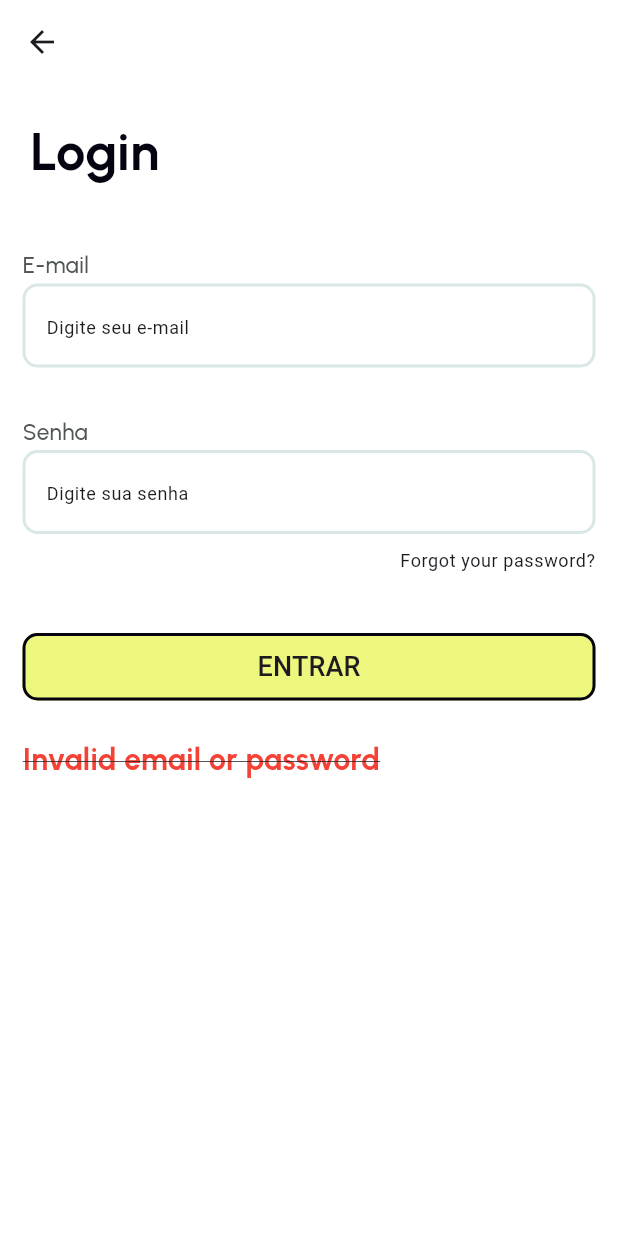
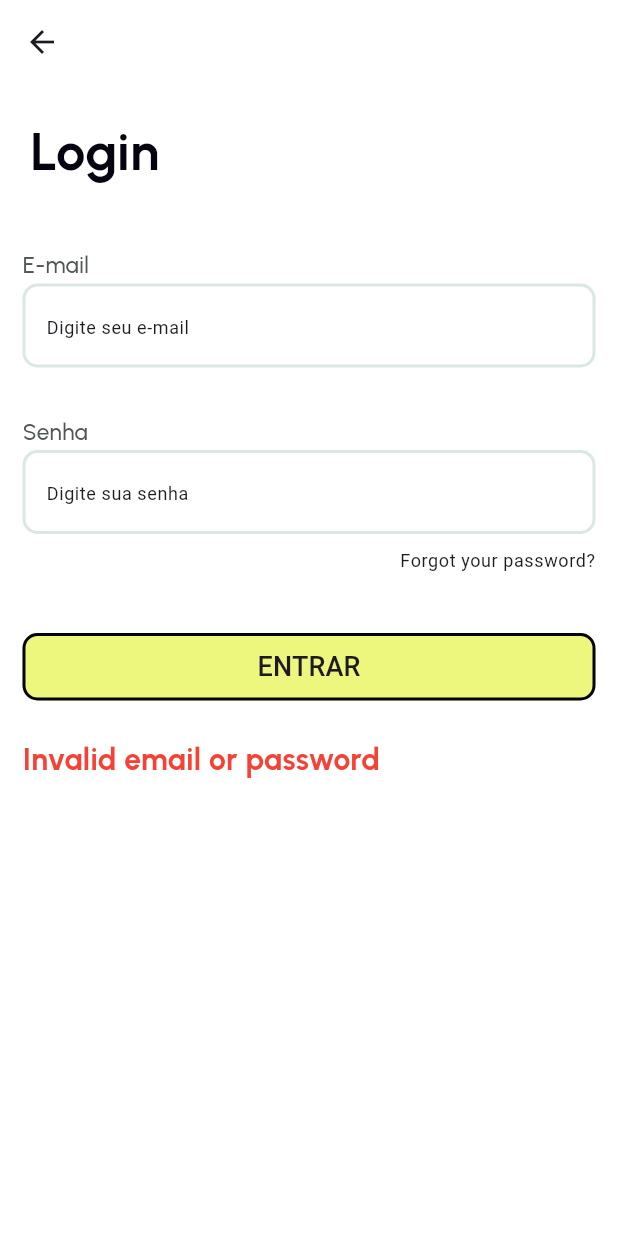
Before and after one commit to edumigueis/Navable, a Flutter app: the SignInView screen opened directly with empty values, after a tap on "ENTRAR", on a phone screen of 412 x 824 dp. Run offline on Flutter 3.47's test engine with Material 3 defaults, Android fonts, the phone set to English and light mode, and no system bars; our stand-ins replace flutter_map, flutter_secure_storage, geolocator, google_fonts, latlong2; accounts and stored records are empty; generated files the repository leaves out were written again; network calls fail.

Commit message:
minor fixes

```diff
--- a/navable/lib/src/pages/pick_accessibilities_view.dart
+++ b/navable/lib/src/pages/pick_accessibilities_view.dart
@@ -68,7 +68,7 @@ class PickAccessibilitiesView extends StatelessWidget {
                 onPressed: () {
                   controller.registerCategories();
                   if (controller.errorMessage == null) {
-                    Navigator.pushNamed(context, "/");
+                    Navigator.pushNamed(context, "/home");
                   }
                 },
               ),
--- a/navable/lib/src/pages/services/settings_service.dart
+++ b/navable/lib/src/pages/services/settings_service.dart
@@ -57,7 +57,7 @@ class SettingsService {
 
   Future<void> logout() async {
     await _storage.delete(key: AppConfig.userIdKey);
-  await _storage.delete(key: AppConfig.tokenKey);
+    await _storage.delete(key: AppConfig.tokenKey);
   }
 
   Future<void> deleteAccount() async {
--- a/navable/lib/src/pages/settings_view.dart
+++ b/navable/lib/src/pages/settings_view.dart
@@ -264,7 +264,6 @@ class SettingsView extends StatelessWidget {
                 controller.logout().then((_) {
                   Navigator.pushNamedAndRemoveUntil(context, "/", (route) => false);
                 }).catchError((error) {
-                  // Handle any errors that occur during account deletion
                   ScaffoldMessenger.of(context).showSnackBar(
                     SnackBar(
                       content: Text('Error logging out: $error'),
--- a/navable/lib/src/pages/signin_view.dart
+++ b/navable/lib/src/pages/signin_view.dart
@@ -102,7 +102,7 @@ class _SignInViewState extends State<SignInView> {
                         });
                         _signinFuture!.then((success) {
                           if (success && mounted) {
-                            Navigator.pushNamed(context, "/");
+                            Navigator.pushNamed(context, "/home");
                           }
                         });
                       },
--- a/navable/lib/src/util/styles.dart
+++ b/navable/lib/src/util/styles.dart
@@ -15,7 +15,6 @@ extension CustomStyles on TextTheme {
   // Error style with line-through and bold
   TextStyle get error => GoogleFonts.urbanist(
           textStyle: const TextStyle(
-        decoration: TextDecoration.lineThrough,
         fontSize: 20.0,
         color: Colors.red,
         fontWeight: FontWeight.bold,
```
Also changed, not shown: 1 other file.
